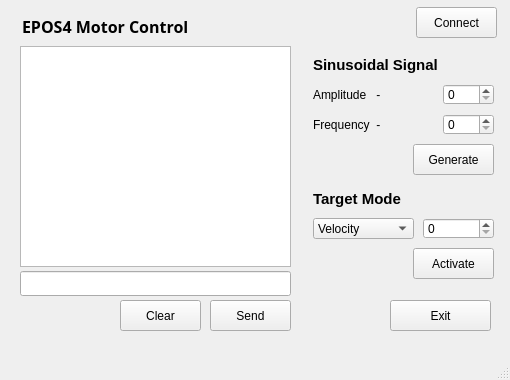
The window that tcpclient.ui (shkwon98/EPOS4-SOEM-Gui) describes before a commit, drawn with Qt 5.
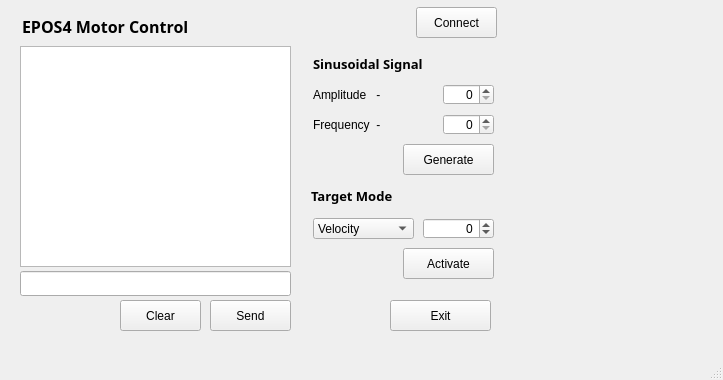
The same window after the commit.

What changed in the file:
```diff
--- a/tcpclient.ui
+++ b/tcpclient.ui
@@ -6,13 +6,16 @@
    <rect>
     <x>0</x>
     <y>0</y>
-    <width>510</width>
+    <width>723</width>
     <height>380</height>
    </rect>
   </property>
   <property name="windowTitle">
    <string>TcpClient</string>
   </property>
+  <property name="styleSheet">
+   <string notr="true"/>
+  </property>
   <widget class="QWidget" name="centralwidget">
    <widget class="QLabel" name="label">
     <property name="geometry">
@@ -147,14 +150,15 @@
     <property name="geometry">
      <rect>
       <x>313</x>
-      <y>54</y>
+      <y>48</y>
       <width>201</width>
-      <height>21</height>
+      <height>31</height>
      </rect>
     </property>
     <property name="font">
      <font>
-      <pointsize>11</pointsize>
+      <family>맑은 고딕</family>
+      <pointsize>10</pointsize>
       <weight>75</weight>
       <bold>true</bold>
      </font>
@@ -166,15 +170,16 @@
    <widget class="QLabel" name="label_7">
     <property name="geometry">
      <rect>
-      <x>313</x>
-      <y>188</y>
+      <x>311</x>
+      <y>180</y>
       <width>151</width>
-      <height>21</height>
+      <height>31</height>
      </rect>
     </property>
     <property name="font">
      <font>
-      <pointsize>11</pointsize>
+      <family>맑은 고딕</family>
+      <pointsize>10</pointsize>
       <weight>75</weight>
       <bold>true</bold>
      </font>
@@ -186,9 +191,9 @@
    <widget class="QPushButton" name="generateButton">
     <property name="geometry">
      <rect>
-      <x>413</x>
+      <x>403</x>
       <y>144</y>
-      <width>81</width>
+      <width>91</width>
       <height>31</height>
      </rect>
     </property>
@@ -219,9 +224,9 @@
    <widget class="QPushButton" name="activateButton">
     <property name="geometry">
      <rect>
-      <x>413</x>
+      <x>403</x>
       <y>248</y>
-      <width>81</width>
+      <width>91</width>
       <height>31</height>
      </rect>
     </property>
@@ -238,6 +243,9 @@
       <height>21</height>
      </rect>
     </property>
+    <property name="alignment">
+     <set>Qt::AlignRight|Qt::AlignTrailing|Qt::AlignVCenter</set>
+    </property>
    </widget>
    <widget class="QSpinBox" name="frequency">
     <property name="geometry">
@@ -248,6 +256,9 @@
       <height>21</height>
      </rect>
     </property>
+    <property name="alignment">
+     <set>Qt::AlignRight|Qt::AlignTrailing|Qt::AlignVCenter</set>
+    </property>
    </widget>
    <widget class="QSpinBox" name="targetValue">
     <property name="geometry">
@@ -258,9 +269,18 @@
       <height>21</height>
      </rect>
     </property>
+    <property name="alignment">
+     <set>Qt::AlignRight|Qt::AlignTrailing|Qt::AlignVCenter</set>
+    </property>
+    <property name="minimum">
+     <number>-20000</number>
+    </property>
     <property name="maximum">
      <number>20000</number>
     </property>
+    <property name="value">
+     <number>0</number>
+    </property>
    </widget>
   </widget>
   <widget class="QMenuBar" name="menubar">
```
Left out of the diff: 7 changed lines with no effect on the pictures.
